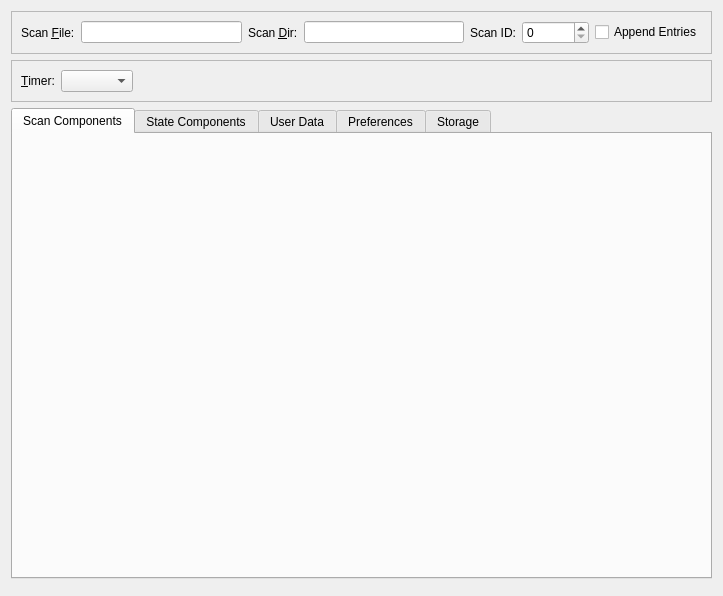
First picture: the form in nxselector/ui/selector.ui, repository nexdatas/nxselector, before the edit.
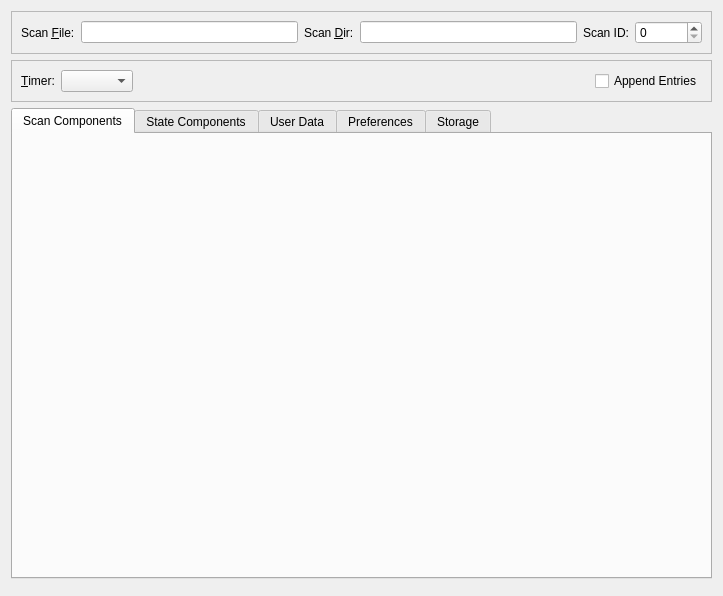
Second picture: the form after the edit.

The edit to the form file:
```diff
--- a/nxselector/ui/selector.ui
+++ b/nxselector/ui/selector.ui
@@ -78,13 +78,6 @@
           </property>
          </widget>
         </item>
-        <item>
-         <widget class="QCheckBox" name="othersEntryCheckBox">
-          <property name="text">
-           <string>Append Entries</string>
-          </property>
-         </widget>
-        </item>
        </layout>
       </item>
      </layout>
@@ -169,6 +162,13 @@
         </property>
        </spacer>
       </item>
+      <item>
+       <widget class="QCheckBox" name="othersEntryCheckBox">
+        <property name="text">
+         <string>Append Entries</string>
+        </property>
+       </widget>
+      </item>
      </layout>
     </widget>
    </item>
```
